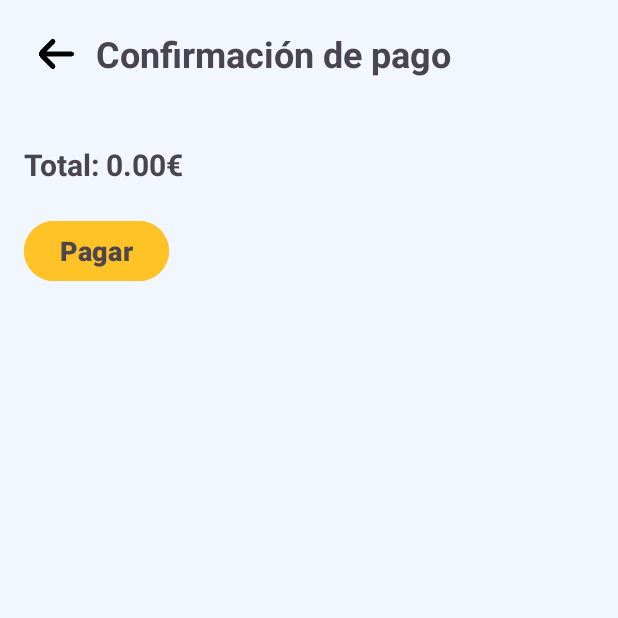
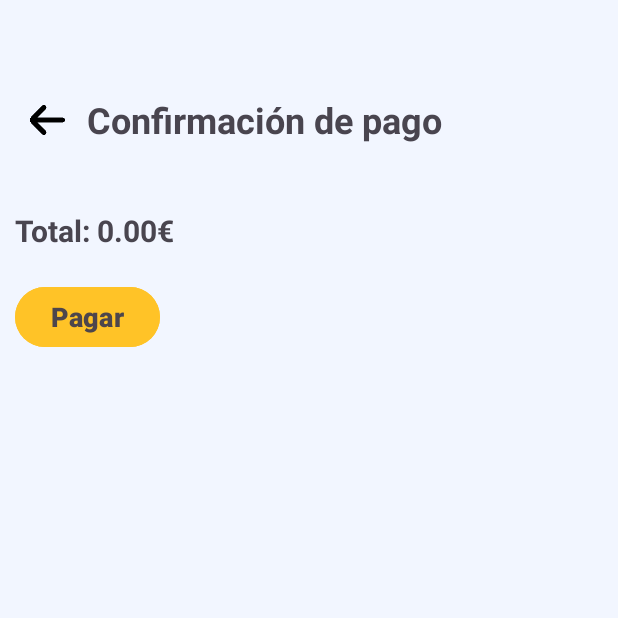
Before and after one commit to san-garcia/AndroidStudio, an Android app: the PagoActivity screen opened directly, with no data from a screen before it, on a phone screen of 412 x 824 dp, the top half of it. Run offline under Robolectric (Android 15) with nearby library versions, the phone set to English and light mode, and no system bars.

Commit message:
Restaurante finalizado

```diff
--- a/Restaurante/app/src/main/java/com/example/restaurante/MesaActivity.kt
+++ b/Restaurante/app/src/main/java/com/example/restaurante/MesaActivity.kt
@@ -12,7 +12,7 @@
         enableEdgeToEdge()
         setContentView(R.layout.activity_mesa)
 
-        /*Botón para entrar en la aplicación del restaurante*/
+        // Botón para ir hacia atrás aplicación del restaurante
         val botonAtras : ImageButton = findViewById(R.id.flecha)
 
         // Lista con todas las mesas
@@ -22,13 +22,13 @@
             R.id.mesa300, R.id.mesa301, R.id.mesa302
         )
 
-        /*Accion que se hace cuando el usuario clica al botón*/
+        // Accion que se hace cuando el usuario clica al botón para ir hacia atras
         botonAtras.setOnClickListener {
             val intent = Intent(this, MainActivity::class.java)
             startActivity(intent)
         }
 
-        /*Accion que efectuará el camarero al elegir la mesa para los clientes*/
+        // Accion que efectuará el camarero al elegir la mesa para los clientes
         for (mesaId in mesas) {
             findViewById<ImageButton>(mesaId).setOnClickListener {
                 val intent = Intent(this, CartaActivity::class.java)
--- a/Restaurante/app/src/main/java/com/example/restaurante/PagoActivity.kt
+++ b/Restaurante/app/src/main/java/com/example/restaurante/PagoActivity.kt
@@ -19,28 +19,27 @@
         val productos = intent.getStringArrayListExtra("productos") ?: arrayListOf()
         val total = intent.getDoubleExtra("total", 0.0)
 
-        // Encontramos el ListView y el TextView para el total
-        val listaProductos = findViewById<ListView>(R.id.lv_productos)
-        val totalTextView = findViewById<TextView>(R.id.tv_total)
+        // Declaro los elementos
+        val listaProductos = findViewById<ListView>(R.id.productos)
+        val totalTextView = findViewById<TextView>(R.id.total)
         val botonPagar = findViewById<Button>(R.id.btnPagar)
 
-        // Configuramos el adaptador para mostrar los productos seleccionados
-        val adaptador = ArrayAdapter(this, android.R.layout.simple_list_item_1, productos)
-        listaProductos.adapter = adaptador
-
-        // Mostramos el total
+        // Mustro el total
         totalTextView.text = "Total: %.2f€".format(total)
 
-        // Configuramos el botón de pagar
+        // Mustro los productos en la ListView
+        val adapter = ArrayAdapter(this, android.R.layout.simple_list_item_1, productos)
+        listaProductos.adapter = adapter
+
+        // Configuro el botón de pagar
         botonPagar.setOnClickListener {
             // Borra el total cuando se presiona el botón
-            totalTextView.text = "Total: 0.00€" // O puedes ponerlo como un texto vacío si prefieres
-            // También podrías hacer otras acciones de pago, por ejemplo, navegar a otra pantalla si es necesario
-            // Por ahora, dejamos que solo borre el total.
+            totalTextView.text = "Total: 0.00€"
         }
 
         // Botón para volver a la pantalla anterior
         val botonAtras: ImageButton = findViewById(R.id.flecha)
+
         botonAtras.setOnClickListener {
             val intent = Intent(this, MainActivity::class.java)
             startActivity(intent)
--- a/Restaurante/app/src/main/res/layout/activity_pago.xml
+++ b/Restaurante/app/src/main/res/layout/activity_pago.xml
@@ -3,14 +3,15 @@
     android:layout_width="match_parent"
     android:layout_height="match_parent"
     android:orientation="vertical"
-    android:padding="16dp"
+    android:padding="10dp"
     android:background="#f2f6ff">
 
     <LinearLayout
-        android:layout_width="wrap_content"
+        android:layout_width="match_parent"
         android:layout_height="wrap_content"
-        android:orientation="horizontal"
-        android:gravity="center_vertical">
+        android:layout_marginTop="50dp"
+        android:gravity="center_vertical"
+        android:orientation="horizontal">
 
         <ImageButton
             android:id="@+id/flecha"
@@ -31,13 +32,13 @@
     </LinearLayout>
 
     <ListView
-        android:id="@+id/lv_productos"
+        android:id="@+id/productos"
         android:layout_width="match_parent"
         android:layout_height="wrap_content"
         android:layout_marginTop="20dp" />
 
     <TextView
-        android:id="@+id/tv_total"
+        android:id="@+id/total"
         android:layout_width="wrap_content"
         android:layout_height="wrap_content"
         android:text="Total: "
```
Also changed, not shown: Restaurante/app/src/main/java/com/example/restaurante/BebidasActivity.kt (+28 -10 lines), Restaurante/app/src/main/java/com/example/restaurante/CartaActivity.kt (+37 -41 lines), Restaurante/app/src/main/java/com/example/restaurante/MainActivity.kt (+6 -6 lines).
